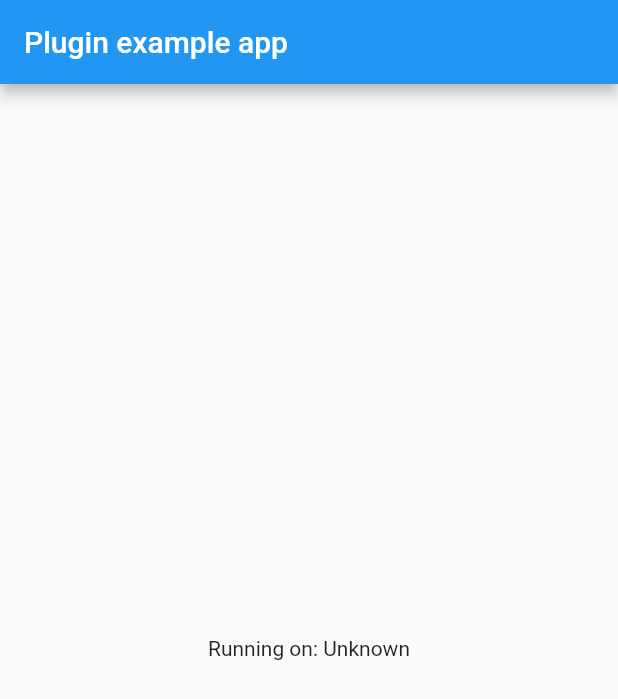
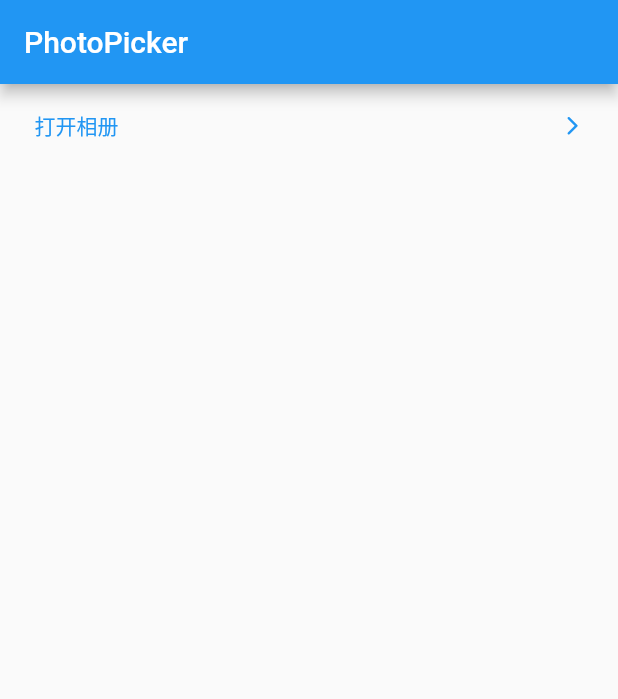
Before and after one commit to HaijunWei/flutter_photo_picker, a Flutter app: the screen it shows after launch, on a phone screen of 412 x 824 dp. Shown: the top 699 px of the screen. Run offline on Flutter 3.47's test engine with Material 2 defaults, Android fonts, the phone set to English and light mode, and no system bars.

Commit message:
实现demo

```diff
--- a/example/lib/main.dart
+++ b/example/lib/main.dart
@@ -1,7 +1,5 @@
 import 'package:flutter/material.dart';
-import 'dart:async';
 
-import 'package:flutter/services.dart';
 import 'package:photo_picker/photo_picker.dart';
 
 void main() {
@@ -14,32 +12,15 @@ class MyApp extends StatefulWidget {
 }
 
 class _MyAppState extends State<MyApp> {
-  String _platformVersion = 'Unknown';
+  List<PhotoAsset> _assets = [];
 
-  @override
-  void initState() {
-    super.initState();
-    initPlatformState();
-  }
-
-  // Platform messages are asynchronous, so we initialize in an async method.
-  Future<void> initPlatformState() async {
-    String platformVersion;
-    // Platform messages may fail, so we use a try/catch PlatformException.
-    try {
-      platformVersion = await PhotoPicker.platformVersion;
-    } on PlatformException {
-      platformVersion = 'Failed to get platform version.';
-    }
-
-    // If the widget was removed from the tree while the asynchronous platform
-    // message was in flight, we want to discard the reply rather than calling
-    // setState to update our non-existent appearance.
-    if (!mounted) return;
-
-    setState(() {
-      _platformVersion = platformVersion;
-    });
+  void _pickPhoto(PhotoPickerOptions options) async {
+    final picker = PhotoPicker();
+    final result = await picker.pickPhoto(options);
+    final assets = result.assets;
+    if (assets == null || assets.isEmpty) return;
+    _assets = assets as List<PhotoAsset>;
+    setState(() {});
   }
 
   @override
@@ -47,12 +28,62 @@ class _MyAppState extends State<MyApp> {
     return MaterialApp(
       home: Scaffold(
         appBar: AppBar(
-          title: const Text('Plugin example app'),
+          title: const Text('PhotoPicker'),
         ),
-        body: Center(
-          child: Text('Running on: $_platformVersion\n'),
+        body: ListView(
+          children: [
+            Wrap(
+              children: _assets
+                  .map(
+                    (e) => Image.asset(
+                      e.filePath ?? '',
+                      fit: BoxFit.cover,
+                      width: 100,
+                      height: 100,
+                    ),
+                  )
+                  .toList(),
+            ),
+            _Tile(
+              title: '打开相册',
+              onTap: () {
+                _pickPhoto(PhotoPickerOptions());
+              },
+            ),
+          ],
         ),
       ),
     );
   }
 }
+
+class _Tile extends StatelessWidget {
+  const _Tile({
+    Key? key,
+    required this.title,
+    this.onTap,
+  }) : super(key: key);
+
+  final String title;
+  final VoidCallback? onTap;
+
+  @override
+  Widget build(BuildContext context) {
+    return TextButton(
+      onPressed: onTap,
+      child: Container(
+        height: 40,
+        padding: EdgeInsets.symmetric(horizontal: 15),
+        child: Row(
+          children: [
+            Expanded(child: Text(title)),
+            Icon(
+              Icons.arrow_forward_ios_rounded,
+              size: 15,
+            ),
+          ],
+        ),
+      ),
+    );
+  }
+}
--- a/example/pubspec.yaml
+++ b/example/pubspec.yaml
@@ -6,7 +6,7 @@ description: Demonstrates how to use the photo_picker plugin.
 publish_to: 'none' # Remove this line if you wish to publish to pub.dev
 
 environment:
-  sdk: ">=2.7.0 <3.0.0"
+  sdk: ">=2.12.0 <3.0.0"
 
 dependencies:
   flutter:
--- a/lib/photo_picker.dart
+++ b/lib/photo_picker.dart
@@ -1,14 +1,119 @@
-
+// Autogenerated from Pigeon (v0.2.1), do not edit directly.
+// See also: https://pub.dev/packages/pigeon
+// ignore_for_file: public_member_api_docs, non_constant_identifier_names, avoid_as, unused_import, unnecessary_parenthesis, prefer_null_aware_operators, omit_local_variable_types
+// @dart = 2.12
 import 'dart:async';
+import 'dart:typed_data' show Uint8List, Int32List, Int64List, Float64List;
 
 import 'package:flutter/services.dart';
 
-class PhotoPicker {
-  static const MethodChannel _channel =
-      const MethodChannel('photo_picker');
+class PhotoPickerResult {
+  List<Object?>? assets;
 
-  static Future<String> get platformVersion async {
-    final String version = await _channel.invokeMethod('getPlatformVersion');
-    return version;
+  Object encode() {
+    final Map<Object?, Object?> pigeonMap = <Object?, Object?>{};
+    pigeonMap['assets'] = assets?.map((e) => (e as PhotoAsset).encode());
+    return pigeonMap;
+  }
+
+  static PhotoPickerResult decode(Object message) {
+    final Map<Object?, Object?> pigeonMap = message as Map<Object?, Object?>;
+    return PhotoPickerResult()
+      ..assets = (pigeonMap['assets'] as List<Object?>?)
+          ?.map((e) => PhotoAsset.decode(e!))
+          .toList();
   }
 }
+
+class PhotoAsset {
+  String? filePath;
+
+  Object encode() {
+    final Map<Object?, Object?> pigeonMap = <Object?, Object?>{};
+    pigeonMap['filePath'] = filePath;
+    return pigeonMap;
+  }
+
+  static PhotoAsset decode(Object message) {
+    final Map<Object?, Object?> pigeonMap = message as Map<Object?, Object?>;
+    print(pigeonMap);
+    return PhotoAsset()..filePath = pigeonMap['filePath'] as String?;
+  }
+
+  @override
+  String toString() => 'PhotoAsset(filePath: $filePath)';
+}
+
+class PhotoPickerOptions {
+  int? type;
+  int? maxAssetsCount;
+  bool? allowEdit;
+  int? videoMaximumDuration;
+  int? videoMinimumDuration;
+  bool? singleJumpEdit;
+  bool? isRoundCliping;
+  bool? reverseDate;
+
+  Object encode() {
+    final Map<Object?, Object?> pigeonMap = <Object?, Object?>{};
+    pigeonMap['type'] = type;
+    pigeonMap['maxAssetsCount'] = maxAssetsCount;
+    pigeonMap['allowEdit'] = allowEdit;
+    pigeonMap['videoMaximumDuration'] = videoMaximumDuration;
+    pigeonMap['videoMinimumDuration'] = videoMinimumDuration;
+    pigeonMap['singleJumpEdit'] = singleJumpEdit;
+    pigeonMap['isRoundCliping'] = isRoundCliping;
+    pigeonMap['reverseDate'] = reverseDate;
+    return pigeonMap;
+  }
+
+  static PhotoPickerOptions decode(Object message) {
+    final Map<Object?, Object?> pigeonMap = message as Map<Object?, Object?>;
+    return PhotoPickerOptions()
+      ..type = pigeonMap['type'] as int?
+      ..maxAssetsCount = pigeonMap['maxAssetsCount'] as int?
+      ..allowEdit = pigeonMap['allowEdit'] as bool?
+      ..videoMaximumDuration = pigeonMap['videoMaximumDuration'] as int?
+      ..videoMinimumDuration = pigeonMap['videoMinimumDuration'] as int?
+      ..singleJumpEdit = pigeonMap['singleJumpEdit'] as bool?
+      ..isRoundCliping = pigeonMap['isRoundCliping'] as bool?
+      ..reverseDate = pigeonMap['reverseDate'] as bool?;
+  }
+}
+
+class PhotoPicker {
+  /// Constructor for [PhotoPicker].  The [binaryMessenger] named argument is
+  /// available for dependency injection.  If it is left null, the default
+  /// BinaryMessenger will be used which routes to the host platform.
+  PhotoPicker({BinaryMessenger? binaryMessenger})
+      : _binaryMessenger = binaryMessenger;
+
+  final BinaryMessenger? _binaryMessenger;
+
+  Future<PhotoPickerResult> pickPhoto(PhotoPickerOptions arg) async {
+    final Object encoded = arg.encode();
+    final BasicMessageChannel<Object?> channel = BasicMessageChannel<Object?>(
+        'dev.flutter.pigeon.PhotoPicker.pickPhoto',
+        const StandardMessageCodec(),
+        binaryMessenger: _binaryMessenger);
+    final Map<Object?, Object?>? replyMap =
+        await channel.send(encoded) as Map<Object?, Object?>?;
+    if (replyMap == null) {
+      throw PlatformException(
+        code: 'channel-error',
+        message: 'Unable to establish connection on channel.',
+        details: null,
+      );
+    } else if (replyMap['error'] != null) {
+      final Map<Object?, Object?> error =
+          (replyMap['error'] as Map<Object?, Object?>?)!;
+      throw PlatformException(
+        code: (error['code'] as String?)!,
+        message: error['message'] as String?,
+        details: error['details'],
+      );
+    } else {
+      return PhotoPickerResult.decode(replyMap['result']!);
+    }
+  }
+}
```
Also changed, not shown: lib/messages.dart (deleted, +0 -94 lines), 10 other files.
